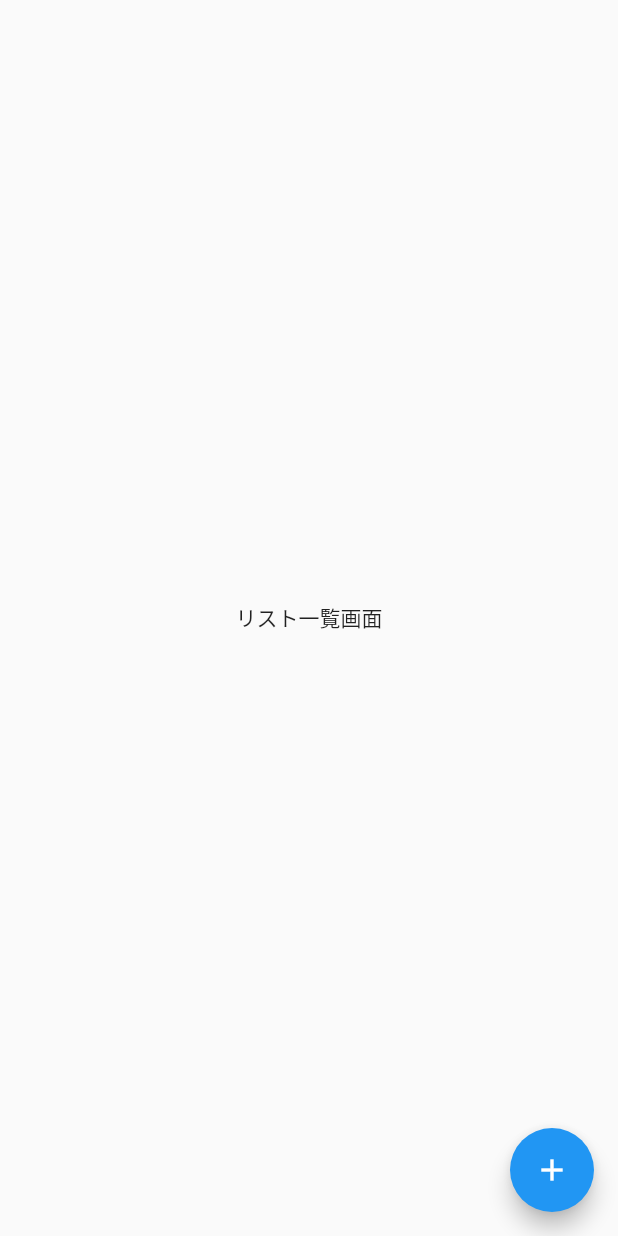
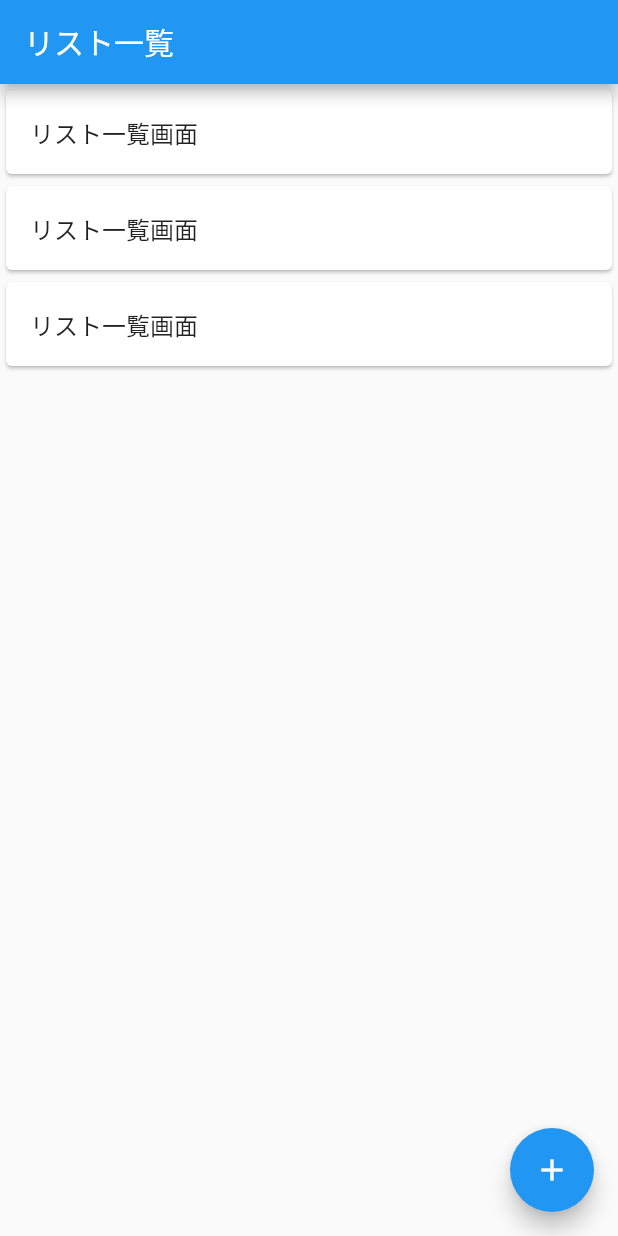
Before and after one commit to shunsuke-tamura/flutter-study-dev, a Flutter app: the screen it shows after launch, on a phone screen of 412 x 824 dp. Run offline on Flutter 3.47's test engine with Material 2 defaults, Android fonts, the light colour scheme and no system bars.

Commit message:
update: リスト一覧画面作成

```diff
--- a/lib/main.dart
+++ b/lib/main.dart
@@ -30,9 +30,24 @@ class TodoListPage extends StatelessWidget {
   @override
   Widget build(BuildContext context) {
     return Scaffold(
-      body: const Center(
-        child: Text('リスト一覧画面'),
+      // AppBarを表示し、タイトルも設定
+      appBar: AppBar(
+        title: const Text('リスト一覧'),
       ),
+      body: ListView(children: const <Widget>[
+        Card(
+            child: ListTile(
+          title: Text('リスト一覧画面'),
+        )),
+        Card(
+            child: ListTile(
+          title: Text('リスト一覧画面'),
+        )),
+        Card(
+            child: ListTile(
+          title: Text('リスト一覧画面'),
+        )),
+      ]),
       floatingActionButton: FloatingActionButton(
         onPressed: () {
           // "push"で新規画面に遷移
```
